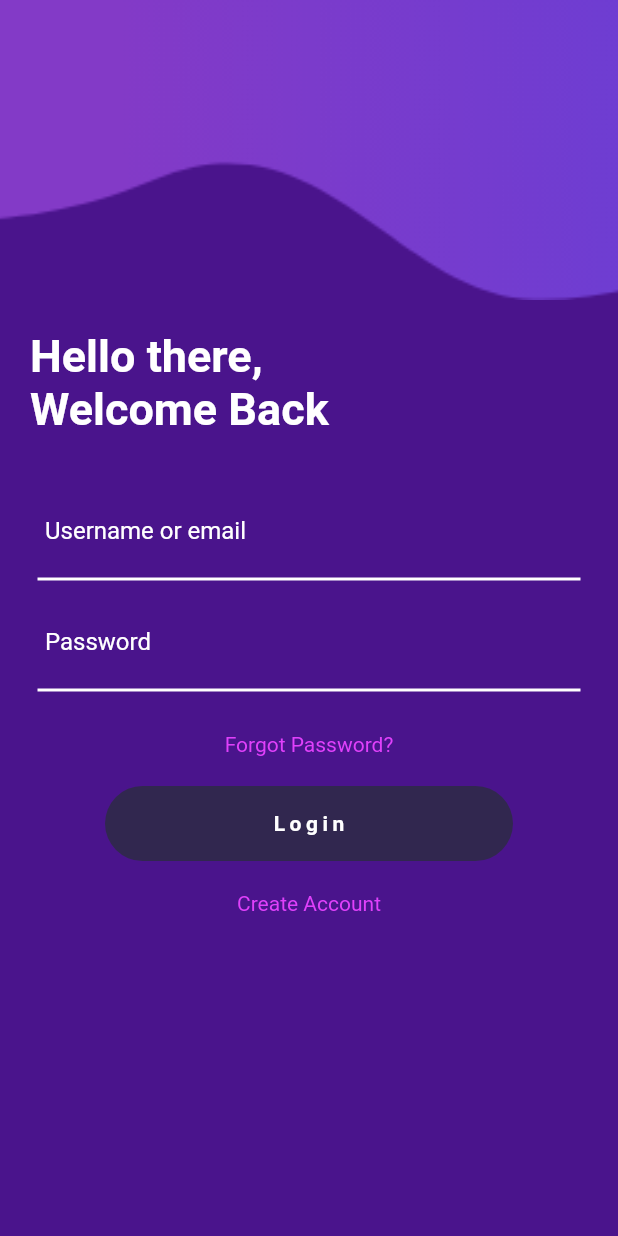
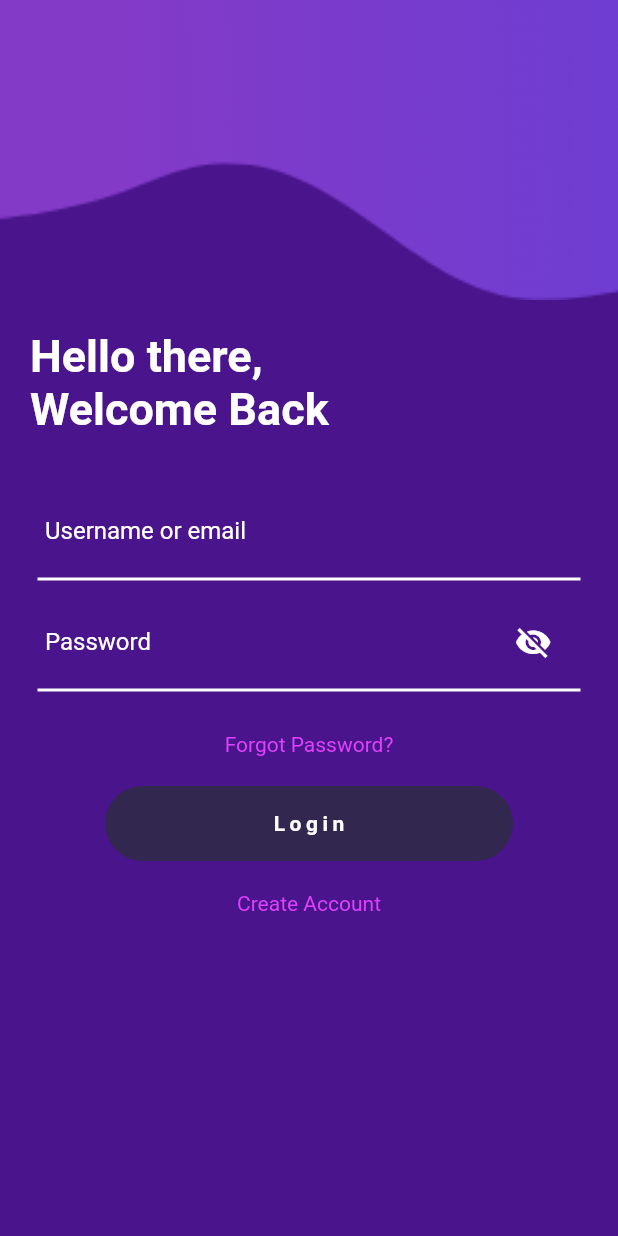
Before and after one commit to notchadaddy/loginPageFlutter, a Flutter app: the screen it shows after launch, on a phone screen of 412 x 824 dp. Run offline on Flutter 3.47's test engine with Material 2 defaults, Android fonts, the phone set to English and light mode, and no system bars.

Commit message:
obsecure text

```diff
--- a/lib/pages/login.dart
+++ b/lib/pages/login.dart
@@ -8,6 +8,14 @@ class Login extends StatefulWidget {
 }
 
 class _LoginState extends State<Login> {
+
+  bool _obscureText = true;
+
+  void _toggle() {
+    setState(() {
+      _obscureText = !_obscureText;
+    });
+  }
   @override
   Widget build(BuildContext context) {
     return Container(
@@ -81,7 +89,12 @@ class _LoginState extends State<Login> {
                     ),
                       Container(
                         padding : EdgeInsets.fromLTRB(20.0, 10.0, 0.0, 0.0),
-                        child:TextField(
+                        child:Row(
+                          children: <Widget>[
+                            Expanded(
+                              flex: 6,
+                                child: TextField(
+                                obscureText: _obscureText,
                                 style: TextStyle(
                                   color: Colors.white
                                 ),
@@ -90,6 +103,21 @@ class _LoginState extends State<Login> {
                                   hintText:"Password",
                                   hintStyle:TextStyle(color: Colors.white)
                                 ),
+                              ),
+                            ),
+                            Expanded(
+                              flex: 2,
+                                child: IconButton(
+                                onPressed: _toggle,
+                                icon: Icon(_obscureText==true ? Icons.visibility_off : Icons.visibility,
+                                size: 25.0,
+                                color: Colors.white
+                                ,),
+                                color:Colors.purpleAccent,
+                                iconSize: 10,
+                          ),
+                            )
+                          ],
                         ),
                       ),
                       const Divider(
```
Lines whose indentation alone changed are shown as unchanged.
